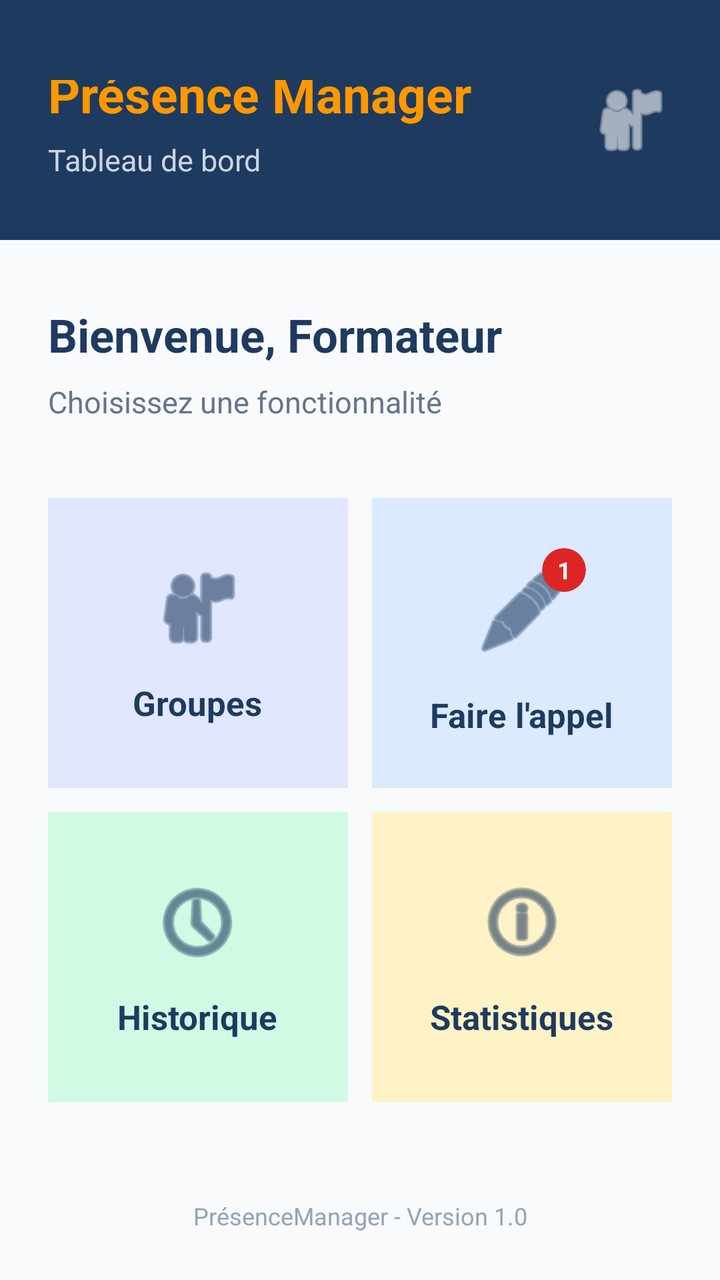
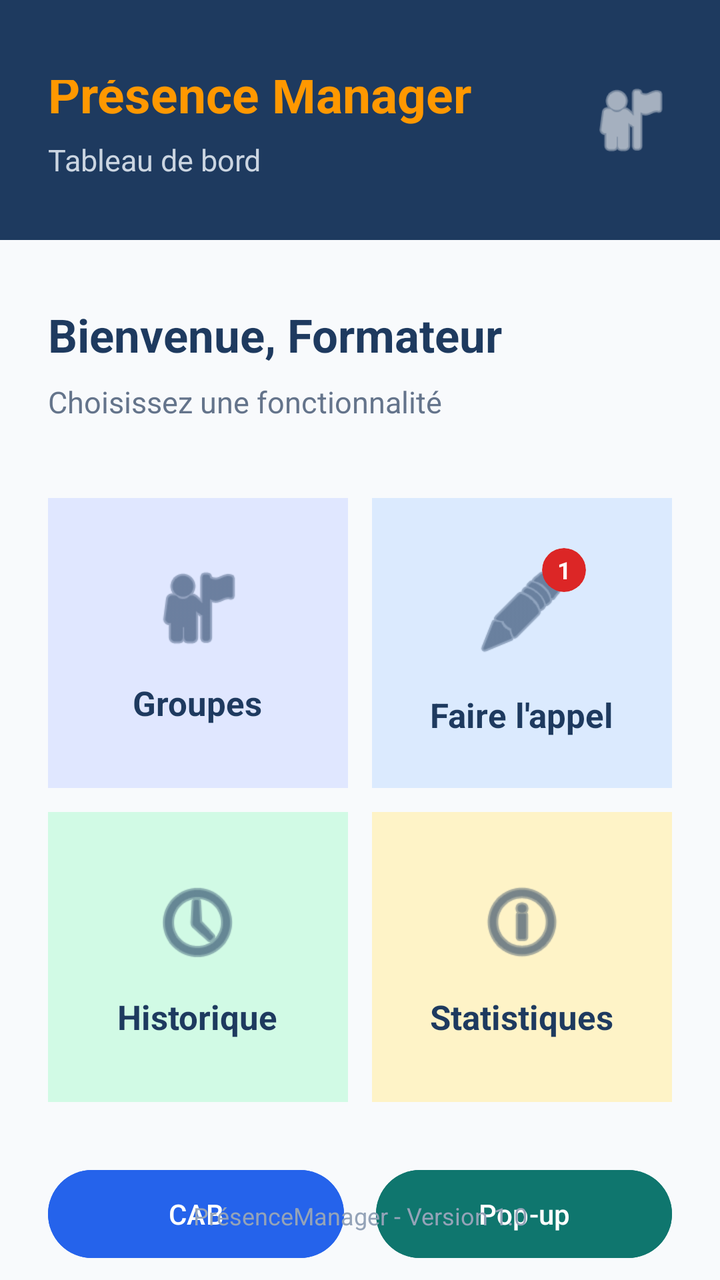

Two renders of the same Android screen: before a commit and after it. Below are the layout's source before the change and the commit's diff.
<!-- AndroidManifest.xml: application theme Theme.PresenceManager -->
<!-- res/layout/activity_dachboard.xml -->
<?xml version="1.0" encoding="utf-8"?>
<androidx.constraintlayout.widget.ConstraintLayout
    xmlns:android="http://schemas.android.com/apk/res/android"
    xmlns:app="http://schemas.android.com/apk/res-auto"
    android:id="@+id/layoutDashboard"
    android:layout_width="match_parent"
    android:layout_height="match_parent"
    android:background="#F8FAFC">

    <RelativeLayout
        android:id="@+id/layoutHeader"
        android:layout_width="0dp"
        android:layout_height="wrap_content"
        android:minHeight="120dp"
        android:background="#1E3A5F"
        android:paddingStart="24dp"
        android:paddingEnd="24dp"
        android:paddingTop="40dp"
        android:paddingBottom="12dp"
        app:layout_constraintTop_toTopOf="parent"
        app:layout_constraintStart_toStartOf="parent"
        app:layout_constraintEnd_toEndOf="parent">

        <LinearLayout
            android:id="@+id/layoutHeaderText"
            android:layout_width="wrap_content"
            android:layout_height="wrap_content"
            android:orientation="vertical"
            android:layout_alignParentStart="true"
            android:layout_toStartOf="@id/imgProfil"
            android:layout_centerVertical="true">

            <TextView
                android:id="@+id/txtAppName"
                android:layout_width="wrap_content"
                android:layout_height="wrap_content"
                android:text="Présence Manager"
                android:textSize="25sp"
                android:textStyle="bold"
                android:textColor="#FF9800"/>

            <TextView
                android:id="@+id/txtSubtitle"
                android:layout_width="wrap_content"
                android:layout_height="wrap_content"
                android:layout_marginTop="6dp"
                android:text="Tableau de bord"
                android:textSize="15sp"
                android:textColor="#CBD5E1"/>

        </LinearLayout>

        <ImageView
            android:id="@+id/imgProfil"
            android:layout_width="42dp"
            android:layout_height="42dp"
            android:src="@android:drawable/ic_menu_myplaces"
            android:contentDescription="Profil"
            android:layout_alignParentEnd="true"
            android:layout_centerVertical="true"
            app:tint="#FFFFFF"/>

    </RelativeLayout>

    <TextView
        android:id="@+id/txtBienvenue"
        android:layout_width="0dp"
        android:layout_height="wrap_content"
        android:layout_marginStart="24dp"
        android:layout_marginEnd="24dp"
        android:layout_marginTop="32dp"
        android:text="Bienvenue, Formateur"
        android:textSize="23sp"
        android:textStyle="bold"
        android:textColor="#1E3A5F"
        app:layout_constraintTop_toBottomOf="@id/layoutHeader"
        app:layout_constraintStart_toStartOf="parent"
        app:layout_constraintEnd_toEndOf="parent"/>

    <TextView
        android:id="@+id/txtInstruction"
        android:layout_width="0dp"
        android:layout_height="wrap_content"
        android:layout_marginStart="24dp"
        android:layout_marginEnd="24dp"
        android:layout_marginTop="8dp"
        android:text="Choisissez une fonctionnalité"
        android:textSize="15sp"
        android:textColor="#64748B"
        app:layout_constraintTop_toBottomOf="@id/txtBienvenue"
        app:layout_constraintStart_toStartOf="parent"
        app:layout_constraintEnd_toEndOf="parent"/>
    <GridLayout
        android:id="@+id/gridFonctionnalites"
        android:layout_width="0dp"
        android:layout_height="wrap_content"
        android:layout_marginTop="32dp"
        android:layout_marginStart="18dp"
        android:layout_marginEnd="18dp"
        android:columnCount="2"
        android:rowCount="2"
        app:layout_constraintTop_toBottomOf="@id/txtInstruction"
        app:layout_constraintStart_toStartOf="parent"
        app:layout_constraintEnd_toEndOf="parent">


        <LinearLayout
            android:id="@+id/cardGroupes"
            android:layout_width="0dp"
            android:layout_height="145dp"
            android:layout_columnWeight="1"
            android:layout_margin="6dp"
            android:padding="12dp"
            android:orientation="vertical"
            android:gravity="center"
            android:background="#E0E7FF">

            <ImageView
                android:layout_width="48dp"
                android:layout_height="48dp"
                android:src="@android:drawable/ic_menu_myplaces"
                app:tint="#1E3A5F"
                android:contentDescription="Groupes"/>

            <TextView
                android:layout_width="wrap_content"
                android:layout_height="wrap_content"
                android:layout_marginTop="12dp"
                android:text="Groupes"
                android:textSize="17sp"
                android:textStyle="bold"
                android:textColor="#1E3A5F"/>

        </LinearLayout>
        <LinearLayout
            android:id="@+id/cardAppel"
            android:layout_width="0dp"
            android:layout_height="145dp"
            android:layout_columnWeight="1"
            android:layout_margin="6dp"
            android:padding="12dp"
            android:orientation="vertical"
            android:gravity="center"
            android:background="#DBEAFE">

            <FrameLayout
                android:id="@+id/frameAppel"
                android:layout_width="64dp"
                android:layout_height="64dp">

                <ImageView
                    android:layout_width="48dp"
                    android:layout_height="48dp"
                    android:layout_gravity="center"
                    android:src="@android:drawable/ic_menu_edit"
                    app:tint="#1E3A5F"
                    android:contentDescription="Faire l'appel"/>

                <androidx.cardview.widget.CardView
                    android:layout_width="22dp"
                    android:layout_height="22dp"
                    android:layout_gravity="top|end"
                    app:cardBackgroundColor="#DC2626"
                    app:cardCornerRadius="11dp"
                    app:cardElevation="0dp">

                    <TextView
                        android:id="@+id/txtBadge"
                        android:layout_width="match_parent"
                        android:layout_height="match_parent"
                        android:text="1"
                        android:textSize="12sp"
                        android:textStyle="bold"
                        android:textColor="#FFFFFF"
                        android:gravity="center"/>

                </androidx.cardview.widget.CardView>

            </FrameLayout>

            <TextView
                android:layout_width="wrap_content"
                android:layout_height="wrap_content"
                android:layout_marginTop="8dp"
                android:text="Faire l'appel"
                android:textSize="17sp"
                android:textStyle="bold"
                android:textColor="#1E3A5F"/>

        </LinearLayout>
        <LinearLayout
            android:id="@+id/cardHistorique"
            android:layout_width="0dp"
            android:layout_height="145dp"
            android:layout_columnWeight="1"
            android:layout_margin="6dp"
            android:padding="12dp"
            android:orientation="vertical"
            android:gravity="center"
            android:background="#D1FAE5">

            <ImageView
                android:layout_width="48dp"
                android:layout_height="48dp"
                android:src="@android:drawable/ic_menu_recent_history"
                app:tint="#1E3A5F"
                android:contentDescription="Historique"/>

            <TextView
                android:layout_width="wrap_content"
                android:layout_height="wrap_content"
                android:layout_marginTop="12dp"
                android:text="Historique"
                android:textSize="17sp"
                android:textStyle="bold"
                android:textColor="#1E3A5F"/>

        </LinearLayout>

        <LinearLayout
            android:id="@+id/cardStatistiques"
            android:layout_width="0dp"
            android:layout_height="145dp"
            android:layout_columnWeight="1"
            android:layout_margin="6dp"
            android:padding="12dp"
            android:orientation="vertical"
            android:gravity="center"
            android:background="#FEF3C7">

            <ImageView
                android:layout_width="48dp"
                android:layout_height="48dp"
                android:src="@android:drawable/ic_menu_info_details"
                app:tint="#1E3A5F"
                android:contentDescription="Statistiques"/>

            <TextView
                android:layout_width="wrap_content"
                android:layout_height="wrap_content"
                android:layout_marginTop="12dp"
                android:text="Statistiques"
                android:textSize="17sp"
                android:textStyle="bold"
                android:textColor="#1E3A5F"/>

        </LinearLayout>

    </GridLayout>

    <TextView
        android:id="@+id/txtFooterDashboard"
        android:layout_width="wrap_content"
        android:layout_height="wrap_content"
        android:layout_marginBottom="24dp"
        android:text="PrésenceManager - Version 1.0"
        android:textSize="12sp"
        android:textColor="#94A3B8"
        android:gravity="center"
        app:layout_constraintBottom_toBottomOf="parent"
        app:layout_constraintStart_toStartOf="parent"
        app:layout_constraintEnd_toEndOf="parent"/>

</androidx.constraintlayout.widget.ConstraintLayout>
<!-- resources referenced by this layout -->
<resources>
  <style name="Theme.PresenceManager" parent="Base.Theme.PresenceManager" />
  <style name="Base.Theme.PresenceManager" parent="Theme.Material3.DayNight.NoActionBar">
          
          
      </style>
</resources>

<!-- the commit's change to res/layout/activity_dachboard.xml (unified diff, before → after) -->
@@ -90,6 +90,7 @@
         app:layout_constraintTop_toBottomOf="@id/txtBienvenue"
         app:layout_constraintStart_toStartOf="parent"
         app:layout_constraintEnd_toEndOf="parent"/>
+
     <GridLayout
         android:id="@+id/gridFonctionnalites"
         android:layout_width="0dp"
@@ -103,7 +104,6 @@
         app:layout_constraintStart_toStartOf="parent"
         app:layout_constraintEnd_toEndOf="parent">
 
-
         <LinearLayout
             android:id="@+id/cardGroupes"
             android:layout_width="0dp"
@@ -132,6 +132,7 @@
                 android:textColor="#1E3A5F"/>
 
         </LinearLayout>
+
         <LinearLayout
             android:id="@+id/cardAppel"
             android:layout_width="0dp"
@@ -188,6 +189,7 @@
                 android:textColor="#1E3A5F"/>
 
         </LinearLayout>
+
         <LinearLayout
             android:id="@+id/cardHistorique"
             android:layout_width="0dp"
@@ -248,6 +250,39 @@
 
     </GridLayout>
 
+    <LinearLayout
+        android:id="@+id/layoutActions"
+        android:layout_width="0dp"
+        android:layout_height="wrap_content"
+        android:orientation="horizontal"
+        android:layout_marginTop="24dp"
+        android:layout_marginStart="24dp"
+        android:layout_marginEnd="24dp"
+        app:layout_constraintTop_toBottomOf="@id/gridFonctionnalites"
+        app:layout_constraintStart_toStartOf="parent"
+        app:layout_constraintEnd_toEndOf="parent">
+
+        <Button
+            android:id="@+id/btnCab"
+            android:layout_width="0dp"
+            android:layout_height="52dp"
+            android:layout_weight="1"
+            android:layout_marginEnd="8dp"
+            android:text="CAB"
+            android:textColor="#FFFFFF"
+            android:backgroundTint="#2563EB" />
+
+        <Button
+            android:id="@+id/btnPopup"
+            android:layout_width="0dp"
+            android:layout_height="52dp"
+            android:layout_weight="1"
+            android:layout_marginStart="8dp"
+            android:text="Pop-up"
+            android:textColor="#FFFFFF"
+            android:backgroundTint="#0F766E" />
+    </LinearLayout>
+
     <TextView
         android:id="@+id/txtFooterDashboard"
         android:layout_width="wrap_content"
